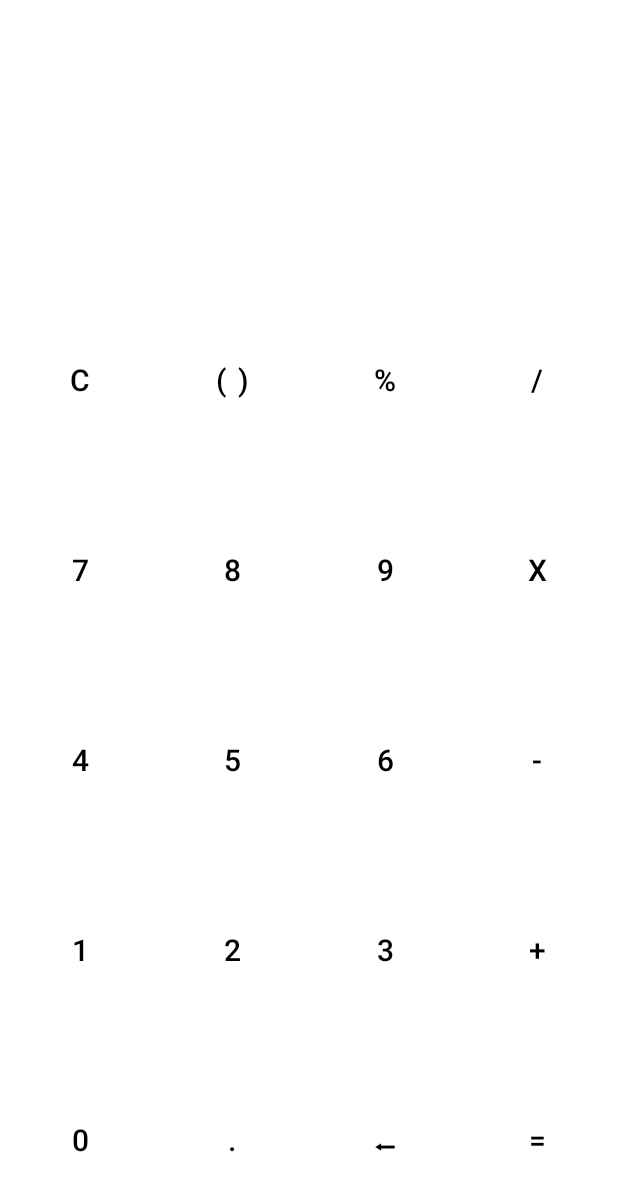
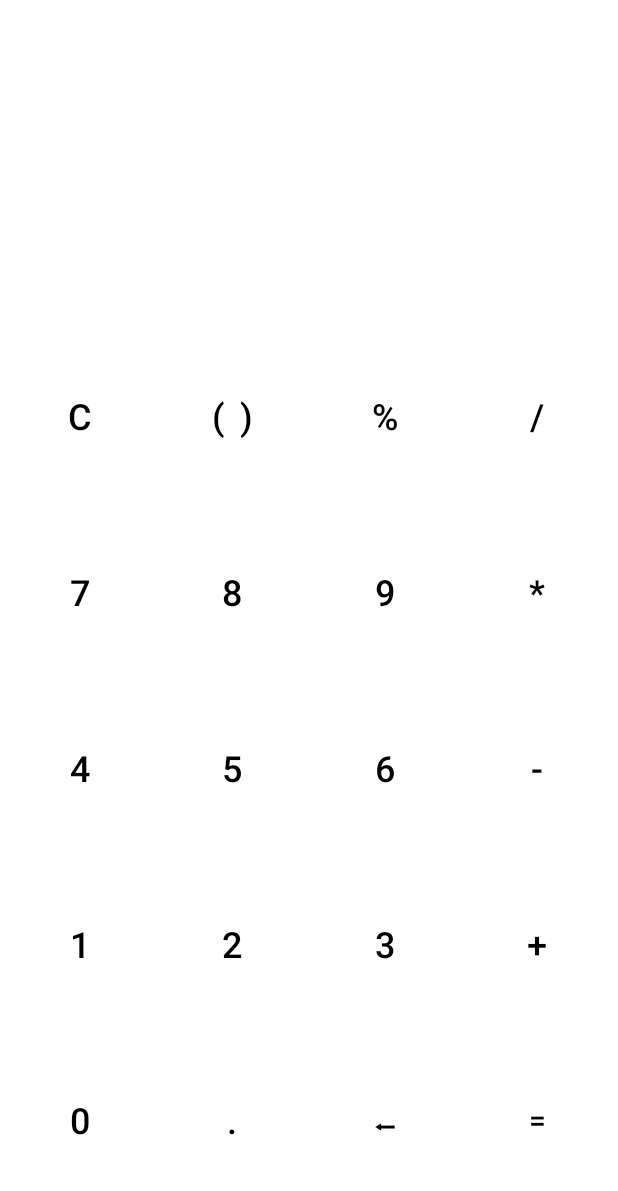
Before and after one commit to DivyaRasania/calculator-apk, an Android app: the screen it shows after launch (MainActivity), on a phone screen of 412 x 824 dp. Shown: the top 1191 px of the screen. Run offline under Robolectric (Android 15) with nearby library versions, the phone set to English and light mode, and no system bars.

Commit message:
Solved the night theme problem

```diff
--- a/app/build.gradle
+++ b/app/build.gradle
@@ -25,6 +25,7 @@ android {
         sourceCompatibility JavaVersion.VERSION_1_8
         targetCompatibility JavaVersion.VERSION_1_8
     }
+    namespace 'codes.divya.calculator'
 }
 
 dependencies {
--- a/app/src/main/AndroidManifest.xml
+++ b/app/src/main/AndroidManifest.xml
@@ -1,7 +1,6 @@
 <?xml version="1.0" encoding="utf-8"?>
 <manifest xmlns:android="http://schemas.android.com/apk/res/android"
-    xmlns:tools="http://schemas.android.com/tools"
-    package="codes.divya.calculator">
+    xmlns:tools="http://schemas.android.com/tools">
 
     <application
         android:allowBackup="true"
--- a/app/src/main/java/codes/divya/calculator/MainActivity.java
+++ b/app/src/main/java/codes/divya/calculator/MainActivity.java
@@ -1,5 +1,4 @@
 package codes.divya.calculator;
-
 
 import android.os.Bundle;
 import android.view.View;
@@ -60,7 +59,7 @@ public class MainActivity extends AppCompatActivity {
     }
 
     public void button_multiply(View view) {
-        textView.append("X");
+        textView.append("*");
     }
 
     public void button_four(View view) {
--- a/app/src/main/res/layout/activity_main.xml
+++ b/app/src/main/res/layout/activity_main.xml
@@ -5,17 +5,6 @@
     android:layout_width="match_parent"
     android:layout_height="match_parent"
     tools:context=".MainActivity">
-
-    <TextView
-        android:id="@+id/numbers_view"
-        android:layout_width="392dp"
-        android:layout_height="189dp"
-        android:text="@string/entered_number"
-        android:textSize="50sp"
-        app:layout_constraintEnd_toEndOf="parent"
-        app:layout_constraintHorizontal_bias="0.5"
-        app:layout_constraintStart_toStartOf="parent"
-        app:layout_constraintTop_toTopOf="parent" />
 
     <!--<EditText
         android:id="@+id/numbers_view"
@@ -33,19 +22,26 @@
         app:layout_constraintStart_toStartOf="parent"
         app:layout_constraintTop_toTopOf="parent" />-->
 
+    <TextView
+        android:id="@+id/numbers_view"
+        android:layout_width="410dp"
+        android:layout_height="200dp"
+        android:text="@string/entered_number"
+        android:textSize="50sp"
+        app:layout_constraintEnd_toEndOf="parent"
+        app:layout_constraintHorizontal_bias="0.0"
+        app:layout_constraintStart_toStartOf="parent"
+        app:layout_constraintTop_toTopOf="parent" />
+
     <Button
         android:id="@+id/c_button"
         style="@style/Widget.MaterialComponents.Button.TextButton"
-        android:layout_width="95sp"
-        android:layout_height="125sp"
-        android:layout_marginStart="0dp"
-        android:layout_marginTop="0dp"
-        android:layout_marginEnd="0dp"
-        android:layout_marginBottom="0dp"
+        android:layout_width="95dp"
+        android:layout_height="80dp"
         android:onClick="button_clear"
         android:text="@string/clear"
-        android:textColor="@color/black"
-        android:textSize="20sp"
+        android:textColor="?android:textColorPrimary"
+        android:textSize="24sp"
         app:layout_constraintBottom_toTopOf="@+id/seven_button"
         app:layout_constraintEnd_toStartOf="@+id/bracket_button"
         app:layout_constraintStart_toStartOf="parent"
@@ -54,16 +50,12 @@
     <Button
         android:id="@+id/bracket_button"
         style="@style/Widget.MaterialComponents.Button.TextButton"
-        android:layout_width="95sp"
-        android:layout_height="125sp"
-        android:layout_marginStart="0dp"
-        android:layout_marginTop="0dp"
-        android:layout_marginEnd="0dp"
-        android:layout_marginBottom="0dp"
+        android:layout_width="95dp"
+        android:layout_height="80dp"
         android:onClick="button_brackets"
         android:text="@string/bracket"
-        android:textColor="@color/black"
-        android:textSize="20sp"
+        android:textColor="?android:textColorPrimary"
+        android:textSize="24sp"
         app:layout_constraintBottom_toTopOf="@+id/eight_button"
         app:layout_constraintEnd_toStartOf="@+id/percent_button"
         app:layout_constraintStart_toEndOf="@+id/c_button"
@@ -73,15 +65,11 @@
         android:id="@+id/percent_button"
         style="@style/Widget.MaterialComponents.Button.TextButton"
         android:layout_width="95sp"
-        android:layout_height="125sp"
-        android:layout_marginStart="0dp"
-        android:layout_marginTop="0dp"
-        android:layout_marginEnd="0dp"
-        android:layout_marginBottom="0dp"
+        android:layout_height="80sp"
         android:onClick="button_percent"
         android:text="@string/percent"
-        android:textColor="@color/black"
-        android:textSize="20sp"
+        android:textColor="?android:textColorPrimary"
+        android:textSize="24sp"
         app:layout_constraintBottom_toTopOf="@+id/nine_button"
         app:layout_constraintEnd_toStartOf="@+id/divide_button"
         app:layout_constraintStart_toEndOf="@+id/bracket_button"
@@ -91,15 +79,11 @@
         android:id="@+id/divide_button"
         style="@style/Widget.MaterialComponents.Button.TextButton"
         android:layout_width="95sp"
-        android:layout_height="125sp"
-        android:layout_marginStart="0dp"
-        android:layout_marginTop="0dp"
-        android:layout_marginEnd="0dp"
-        android:layout_marginBottom="0dp"
+        android:layout_height="80sp"
         android:onClick="button_divide"
         android:text="@string/divide"
-        android:textColor="@color/black"
-        android:textSize="20sp"
+        android:textColor="?android:textColorPrimary"
+        android:textSize="24sp"
         app:layout_constraintBottom_toTopOf="@+id/multiply_button"
         app:layout_constraintEnd_toEndOf="parent"
         app:layout_constraintStart_toEndOf="@+id/percent_button"
@@ -109,15 +93,11 @@
         android:id="@+id/seven_button"
         style="@style/Widget.MaterialComponents.Button.TextButton"
         android:layout_width="95sp"
-        android:layout_height="125sp"
-        android:layout_marginStart="0dp"
-        android:layout_marginTop="0dp"
-        android:layout_marginEnd="0dp"
-        android:layout_marginBottom="0dp"
+        android:layout_height="80sp"
         android:onClick="button_seven"
         android:text="@string/seven"
-        android:textColor="@color/black"
-        android:textSize="20sp"
+        android:textColor="?android:textColorPrimary"
+        android:textSize="24sp"
         app:layout_constraintBottom_toTopOf="@+id/four_button"
         app:layout_constraintEnd_toStartOf="@+id/eight_button"
         app:layout_constraintStart_toStartOf="parent"
@@ -127,15 +107,11 @@
         android:id="@+id/eight_button"
         style="@style/Widget.MaterialComponents.Button.TextButton"
         android:layout_width="95sp"
-        android:layout_height="125sp"
-        android:layout_marginStart="0dp"
-        android:layout_marginTop="0dp"
-        android:layout_marginEnd="0dp"
-        android:layout_marginBottom="0dp"
+        android:layout_height="80sp"
         android:onClick="button_eight"
         android:text="@string/eight"
-        android:textColor="@color/black"
-        android:textSize="20sp"
+        android:textColor="?android:textColorPrimary"
+        android:textSize="24sp"
         app:layout_constraintBottom_toTopOf="@+id/five_button"
         app:layout_constraintEnd_toStartOf="@+id/nine_button"
         app:layout_constraintStart_toEndOf="@+id/seven_button"
@@ -145,15 +121,11 @@
         android:id="@+id/nine_button"
         style="@style/Widget.MaterialComponents.Button.TextButton"
         android:layout_width="95sp"
-        android:layout_height="125sp"
-        android:layout_marginStart="0dp"
-        android:layout_marginTop="0dp"
-        android:layout_marginEnd="0dp"
-        android:layout_marginBottom="0dp"
+        android:layout_height="80sp"
         android:onClick="button_nine"
         android:text="@string/nine"
-        android:textColor="@color/black"
-        android:textSize="20sp"
+        android:textColor="?android:textColorPrimary"
+        android:textSize="24sp"
         app:layout_constraintBottom_toTopOf="@+id/six_button"
         app:layout_constraintEnd_toStartOf="@+id/multiply_button"
         app:layout_constraintStart_toEndOf="@+id/eight_button"
@@ -163,15 +135,11 @@
         android:id="@+id/multiply_button"
         style="@style/Widget.MaterialComponents.Button.TextButton"
         android:layout_width="95sp"
-        android:layout_height="125sp"
-        android:layout_marginStart="0dp"
-        android:layout_marginTop="0dp"
-        android:layout_marginEnd="0dp"
-        android:layout_marginBottom="0dp"
+        android:layout_height="80sp"
         android:onClick="button_multiply"
         android:text="@string/multiply"
-        android:textColor="@color/black"
-        android:textSize="20sp"
+        android:textColor="?android:textColorPrimary"
+        android:textSize="24sp"
         app:layout_constraintBottom_toTopOf="@+id/minus_button"
         app:layout_constraintEnd_toEndOf="parent"
         app:layout_constraintStart_toEndOf="@+id/nine_button"
@@ -181,15 +149,11 @@
         android:id="@+id/four_button"
         style="@style/Widget.MaterialComponents.Button.TextButton"
         android:layout_width="95sp"
-        android:layout_height="125sp"
-        android:layout_marginStart="0dp"
-        android:layout_marginTop="0dp"
-        android:layout_marginEnd="0dp"
-        android:layout_marginBottom="0dp"
+        android:layout_height="80sp"
         android:onClick="button_four"
         android:text="@string/four"
-        android:textColor="@color/black"
-        android:textSize="20sp"
+        android:textColor="?android:textColorPrimary"
+        android:textSize="24sp"
         app:layout_constraintBottom_toTopOf="@+id/one_button"
         app:layout_constraintEnd_toStartOf="@+id/five_button"
         app:layout_constraintStart_toStartOf="parent"
@@ -199,15 +163,11 @@
         android:id="@+id/five_button"
         style="@style/Widget.MaterialComponents.Button.TextButton"
         android:layout_width="95sp"
-        android:layout_height="125sp"
-        android:layout_marginStart="0dp"
-        android:layout_marginTop="0dp"
-        android:layout_marginEnd="0dp"
-        android:layout_marginBottom="0dp"
+        android:layout_height="80sp"
         android:onClick="button_five"
         android:text="@string/five"
-        android:textColor="@color/black"
-        android:textSize="20sp"
+        android:textColor="?android:textColorPrimary"
+        android:textSize="24sp"
         app:layout_constraintBottom_toTopOf="@+id/two_button"
         app:layout_constraintEnd_toStartOf="@+id/six_button"
         app:layout_constraintStart_toEndOf="@+id/four_button"
@@ -217,15 +177,11 @@
         android:id="@+id/six_button"
         style="@style/Widget.MaterialComponents.Button.TextButton"
         android:layout_width="95sp"
-        android:layout_height="125sp"
-        android:layout_marginStart="0dp"
-        android:layout_marginTop="0dp"
-        android:layout_marginEnd="0dp"
-        android:layout_marginBottom="0dp"
+        android:layout_height="80sp"
         android:onClick="button_six"
         android:text="@string/six"
-        android:textColor="@color/black"
-        android:textSize="20sp"
+        android:textColor="?android:textColorPrimary"
+        android:textSize="24sp"
         app:layout_constraintBottom_toTopOf="@+id/three_button"
         app:layout_constraintEnd_toStartOf="@+id/minus_button"
         app:layout_constraintStart_toEndOf="@+id/five_button"
@@ -235,15 +191,11 @@
         android:id="@+id/minus_button"
         style="@style/Widget.MaterialComponents.Button.TextButton"
         android:layout_width="95sp"
-        android:layout_height="125sp"
-        android:layout_marginStart="0dp"
-        android:layout_marginTop="0dp"
-        android:layout_marginEnd="0dp"
-        android:layout_marginBottom="0dp"
+        android:layout_height="80sp"
         android:onClick="button_minus"
         android:text="@string/minus"
-        android:textColor="@color/black"
-        android:textSize="20sp"
+        android:textColor="?android:textColorPrimary"
+        android:textSize="24sp"
         app:layout_constraintBottom_toTopOf="@+id/plus_button"
         app:layout_constraintEnd_toEndOf="parent"
         app:layout_constraintStart_toEndOf="@+id/six_button"
@@ -254,15 +206,11 @@
         android:id="@+id/one_button"
         style="@style/Widget.MaterialComponents.Button.TextButton"
         android:layout_width="95sp"
-        android:layout_height="125sp"
-        android:layout_marginStart="0dp"
-        android:layout_marginTop="0dp"
-        android:layout_marginEnd="0dp"
-        android:layout_marginBottom="0dp"
+        android:layout_height="80sp"
         android:onClick="button_one"
         android:text="@string/one"
-        android:textColor="@color/black"
-        android:textSize="20sp"
+        android:textColor="?android:textColorPrimary"
+        android:textSize="24sp"
         app:layout_constraintBottom_toTopOf="@+id/zero_button"
         app:layout_constraintEnd_toStartOf="@+id/two_button"
         app:layout_constraintStart_toStartOf="parent"
@@ -272,15 +220,11 @@
         android:id="@+id/two_button"
         style="@style/Widget.MaterialComponents.Button.TextButton"
         android:layout_width="95sp"
-        android:layout_height="125sp"
-        android:layout_marginStart="0dp"
-        android:layout_marginTop="0dp"
-        android:layout_marginEnd="0dp"
-        android:layout_marginBottom="0dp"
+        android:layout_height="80sp"
         android:onClick="button_two"
         android:text="@string/two"
-        android:textColor="@color/black"
-        android:textSize="20sp"
+        android:textColor="?android:textColorPrimary"
+        android:textSize="24sp"
         app:layout_constraintBottom_toTopOf="@+id/decimal_button"
         app:layout_constraintEnd_toStartOf="@+id/three_button"
         app:layout_constraintStart_toEndOf="@+id/one_button"
@@ -290,15 +234,11 @@
         android:id="@+id/three_button"
         style="@style/Widget.MaterialComponents.Button.TextButton"
         android:layout_width="95sp"
-        android:layout_height="125sp"
-        android:layout_marginStart="0dp"
-        android:layout_marginTop="0dp"
-        android:layout_marginEnd="0dp"
-        android:layout_marginBottom="0dp"
+        android:layout_height="80sp"
         android:onClick="button_three"
         android:text="@string/three"
-        android:textColor="@color/black"
-        android:textSize="20sp"
+        android:textColor="?android:textColorPrimary"
+        android:textSize="24sp"
         app:layout_constraintBottom_toTopOf="@+id/delete_button"
         app:layout_constraintEnd_toStartOf="@+id/plus_button"
         app:layout_constraintStart_toEndOf="@+id/two_button"
@@ -308,15 +248,11 @@
         android:id="@+id/plus_button"
         style="@style/Widget.MaterialComponents.Button.TextButton"
         android:layout_width="95sp"
-        android:layout_height="125sp"
-        android:layout_marginStart="0dp"
-        android:layout_marginTop="0dp"
-        android:layout_marginEnd="0dp"
-        android:layout_marginBottom="0dp"
+        android:layout_height="80sp"
         android:onClick="button_plus"
         android:text="@string/plus"
-        android:textColor="@color/black"
-        android:textSize="20sp"
+        android:textColor="?android:textColorPrimary"
+        android:textSize="24sp"
         app:layout_constraintBottom_toTopOf="@+id/equals_button"
         app:layout_constraintEnd_toEndOf="parent"
         app:layout_constraintStart_toEndOf="@+id/three_button"
@@ -326,15 +262,11 @@
         android:id="@+id/zero_button"
         style="@style/Widget.MaterialComponents.Button.TextButton"
         android:layout_width="95sp"
-        android:layout_height="125sp"
-        android:layout_marginStart="0dp"
-        android:layout_marginTop="0dp"
-        android:layout_marginEnd="0dp"
-        android:layout_marginBottom="0dp"
+        android:layout_height="80sp"
         android:onClick="button_zero"
         android:text="@string/zero"
-        android:textColor="@color/black"
-        android:textSize="20sp"
+        android:textColor="?android:textColorPrimary"
+        android:textSize="24sp"
         app:layout_constraintBottom_toBottomOf="parent"
         app:layout_constraintEnd_toStartOf="@+id/decimal_button"
         app:layout_constraintStart_toStartOf="parent"
@@ -344,15 +276,11 @@
         android:id="@+id/decimal_button"
         style="@style/Widget.MaterialComponents.Button.TextButton"
         android:layout_width="95sp"
-        android:layout_height="125sp"
-        android:layout_marginStart="0dp"
-        android:layout_marginTop="0dp"
-        android:layout_marginEnd="0dp"
-        android:layout_marginBottom="0dp"
+        android:layout_height="80sp"
         android:onClick="button_decimal"
         android:text="@string/decimal_point"
-        android:textColor="@color/black"
-        android:textSize="20sp"
+        android:textColor="?android:textColorPrimary"
+        android:textSize="24sp"
         app:layout_constraintBottom_toBottomOf="parent"
         app:layout_constraintEnd_toStartOf="@+id/delete_button"
         app:layout_constraintStart_toEndOf="@+id/zero_button"
@@ -362,14 +290,10 @@
         android:id="@+id/delete_button"
         style="@style/Widget.MaterialComponents.Button.TextButton"
         android:layout_width="95sp"
-        android:layout_height="125sp"
-        android:layout_marginStart="0dp"
-        android:layout_marginTop="0dp"
-        android:layout_marginEnd="0dp"
-        android:layout_marginBottom="0dp"
+        android:layout_height="80sp"
         android:onClick="button_delete"
         android:text="@string/delete"
-        android:textColor="@color/black"
+        android:textColor="?android:textColorPrimary"
         android:textSize="20sp"
         app:layout_constraintBottom_toBottomOf="parent"
         app:layout_constraintEnd_toStartOf="@+id/equals_button"
@@ -380,14 +304,10 @@
         android:id="@+id/equals_button"
         style="@style/Widget.MaterialComponents.Button.TextButton"
         android:layout_width="95sp"
-        android:layout_height="125sp"
-        android:layout_marginStart="0dp"
-        android:layout_marginTop="0dp"
-        android:layout_marginEnd="0dp"
-        android:layout_marginBottom="0dp"
+        android:layout_height="80sp"
         android:onClick="button_equals"
         android:text="@string/equals"
-        android:textColor="@color/black"
+        android:textColor="?android:textColorPrimary"
         android:textSize="20sp"
         app:layout_constraintBottom_toBottomOf="parent"
         app:layout_constraintEnd_toEndOf="parent"
--- a/app/src/main/res/values-night/themes.xml
+++ b/app/src/main/res/values-night/themes.xml
@@ -2,6 +2,7 @@
     <!-- Base application theme. -->
     <style name="Theme.Calculator" parent="Theme.MaterialComponents.DayNight.NoActionBar">
         <!-- Primary brand color. -->
+        <item name="android:textColorPrimary">@color/white</item>
         <item name="colorPrimary">@color/black</item>
         <item name="colorPrimaryVariant">@color/grey</item>
         <item name="colorOnPrimary">@color/black</item>
--- a/app/src/main/res/values/strings.xml
+++ b/app/src/main/res/values/strings.xml
@@ -7,7 +7,7 @@
     <string name="seven">7</string>
     <string name="eight">8</string>
     <string name="nine">9</string>
-    <string name="multiply">X</string>
+    <string name="multiply">*</string>
     <string name="four">4</string>
     <string name="five">5</string>
     <string name="six">6</string>
--- a/app/src/main/res/values/themes.xml
+++ b/app/src/main/res/values/themes.xml
@@ -2,6 +2,7 @@
     <!-- Base application theme. -->
     <style name="Theme.Calculator" parent="Theme.MaterialComponents.DayNight.NoActionBar">
         <!-- Primary brand color. -->
+        <item name="android:textColorPrimary">@color/black</item>
         <item name="colorPrimary">@color/black</item>
         <item name="colorPrimaryVariant">@color/grey</item>
         <item name="colorOnPrimary">@color/white</item>
--- a/build.gradle
+++ b/build.gradle
@@ -1,7 +1,7 @@
 // Top-level build file where you can add configuration options common to all sub-projects/modules.
 plugins {
-    id 'com.android.application' version '7.2.2' apply false
-    id 'com.android.library' version '7.2.2' apply false
+    id 'com.android.application' version '8.0.2' apply false
+    id 'com.android.library' version '8.0.2' apply false
 }
 
 task clean(type: Delete) {
--- a/gradle.properties
+++ b/gradle.properties
@@ -19,3 +19,5 @@ android.useAndroidX=true
 # resources declared in the library itself and none from the library's dependencies,
 # thereby reducing the size of the R class for that library
 android.nonTransitiveRClass=true
+android.defaults.buildfeatures.buildconfig=true
+android.nonFinalResIds=false
```
Also changed, not shown: gradle/wrapper/gradle-wrapper.properties.
